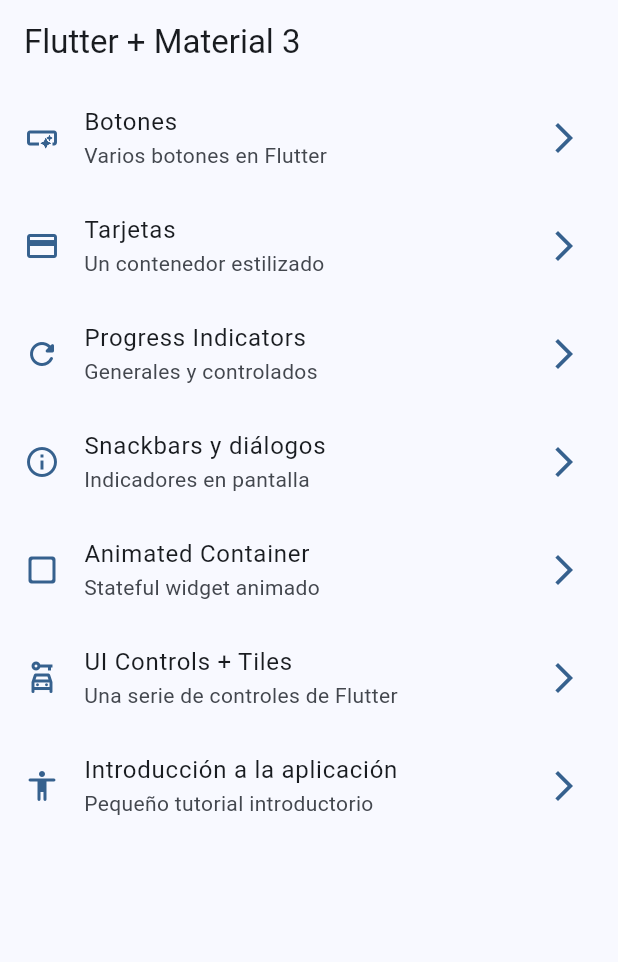
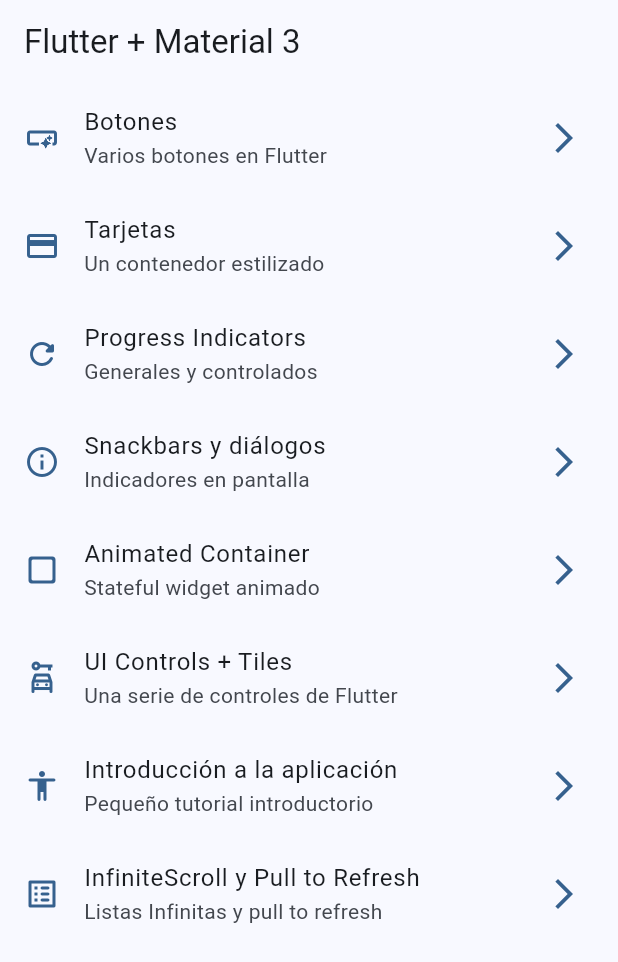
Before and after one commit to Axely7/Widgets-App, a Flutter app: the screen it shows after launch, on a phone screen of 412 x 824 dp. Shown: the top 962 px of the screen. Run offline on Flutter 3.47's test engine with Material 2 defaults, Android fonts, the phone set to English and light mode, and no system bars; our stand-ins replace animate_do, go_router.

Commit message:
infinite scroll

```diff
--- a/lib/config/menu/menu_items.dart
+++ b/lib/config/menu/menu_items.dart
@@ -48,5 +48,10 @@ const appMenuItems = <MenuItems>[
       title: 'Introducción a la aplicación',
       subTitle: 'Pequeño tutorial introductorio',
       link: '/tutorial',
-      icon: Icons.accessibility_rounded)
+      icon: Icons.accessibility_rounded),
+  MenuItems(
+      title: 'InfiniteScroll y Pull to Refresh',
+      subTitle: 'Listas Infinitas y pull to refresh',
+      link: '/infinite',
+      icon: Icons.list_alt_rounded)
 ];
--- a/lib/config/router/app_router.dart
+++ b/lib/config/router/app_router.dart
@@ -41,5 +41,10 @@ final appRouter = GoRouter(initialLocation: '/', routes: [
     name: AppTutorialScreen.name,
     path: '/tutorial',
     builder: (context, state) => const AppTutorialScreen(),
+  ),
+  GoRoute(
+    name: InifiniteScrollScreen.name,
+    path: '/infinite',
+    builder: (context, state) => const InifiniteScrollScreen(),
   )
 ]);
```
Also changed, not shown: lib/presentation/screens/infinite_scroll/inifinite_scroll_screen.dart (+34 -2 lines).
